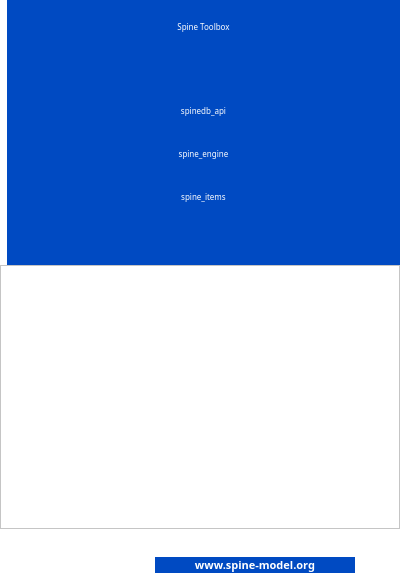
Old version of the form spinetoolbox/ui/about.ui in the repository spine-tools/Spine-Toolbox.
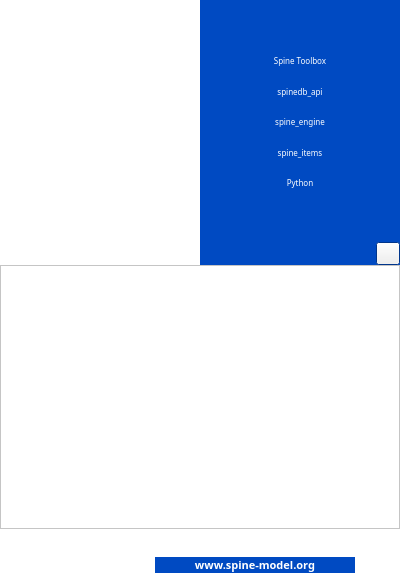
New version of the form. Icons and pictures are not drawn.

Commit message:
Update About widget to help in debugging (#1826)
- Add import paths as tooltip
- Add Python version and executable path
- Button to copy version stuff to clipboard
- Add tests for AboutWidget

```diff
--- a/spinetoolbox/ui/about.ui
+++ b/spinetoolbox/ui/about.ui
@@ -124,6 +124,12 @@
      </property>
      <item>
       <widget class="QLabel" name="label">
+       <property name="sizePolicy">
+        <sizepolicy hsizetype="Expanding" vsizetype="Preferred">
+         <horstretch>0</horstretch>
+         <verstretch>0</verstretch>
+        </sizepolicy>
+       </property>
        <property name="pixmap">
         <pixmap resource="resources/resources_icons.qrc">:/symbols/Spine_symbol.png</pixmap>
        </property>
@@ -136,7 +142,13 @@
       </widget>
      </item>
      <item>
-      <widget class="QWidget" name="widget_9" native="true">
+      <widget class="QFrame" name="frame_9">
+       <property name="sizePolicy">
+        <sizepolicy hsizetype="Expanding" vsizetype="Preferred">
+         <horstretch>0</horstretch>
+         <verstretch>0</verstretch>
+        </sizepolicy>
+       </property>
        <property name="palette">
         <palette>
          <active>
@@ -205,6 +217,28 @@
         <bool>true</bool>
        </property>
        <layout class="QVBoxLayout" name="verticalLayout">
+        <property name="leftMargin">
+         <number>0</number>
+        </property>
+        <property name="rightMargin">
+         <number>0</number>
+        </property>
+        <property name="bottomMargin">
+         <number>0</number>
+        </property>
+        <item>
+         <spacer name="verticalSpacer">
+          <property name="orientation">
+           <enum>Qt::Vertical</enum>
+          </property>
+          <property name="sizeHint" stdset="0">
+           <size>
+            <width>20</width>
+            <height>40</height>
+           </size>
+          </property>
+         </spacer>
+        </item>
         <item>
          <widget class="QLabel" name="label_spine_toolbox">
           <property name="sizePolicy">
@@ -241,7 +275,7 @@
            </font>
           </property>
           <property name="styleSheet">
-           <string notr="true">color: rgb(255, 255, 255);</string>
+           <string notr="true">QLabel {color: rgb(255, 255, 255);}</string>
           </property>
           <property name="text">
            <string>&lt;html&gt;&lt;head/&gt;&lt;body&gt;&lt;p&gt;Spine Toolbox&lt;/p&gt;&lt;/body&gt;&lt;/html&gt;</string>
@@ -254,19 +288,6 @@
           </property>
          </widget>
         </item>
-        <item>
-         <spacer name="verticalSpacer">
-          <property name="orientation">
-           <enum>Qt::Vertical</enum>
-          </property>
-          <property name="sizeHint" stdset="0">
-           <size>
-            <width>20</width>
-            <height>40</height>
-           </size>
-          </property>
-         </spacer>
-        </item>
         <item>
          <widget class="QLabel" name="label_spinedb_api">
           <property name="sizePolicy">
@@ -283,7 +304,7 @@
            </font>
           </property>
           <property name="styleSheet">
-           <string notr="true">color: rgb(255, 255, 255);</string>
+           <string notr="true">QLabel {color: rgb(255, 255, 255);}</string>
           </property>
           <property name="text">
            <string>&lt;html&gt;&lt;head/&gt;&lt;body&gt;&lt;p&gt;spinedb_api&lt;/p&gt;&lt;/body&gt;&lt;/html&gt;</string>
@@ -309,7 +330,7 @@
            </font>
           </property>
           <property name="styleSheet">
-           <string notr="true">color: rgb(255, 255, 255);</string>
+           <string notr="true">QLabel {color: rgb(255, 255, 255);}</string>
           </property>
           <property name="text">
            <string>&lt;html&gt;&lt;head/&gt;&lt;body&gt;&lt;p&gt;spine_engine&lt;/p&gt;&lt;/body&gt;&lt;/html&gt;</string>
@@ -335,7 +356,7 @@
            </font>
           </property>
           <property name="styleSheet">
-           <string notr="true">color: rgb(255, 255, 255);</string>
+           <string notr="true">QLabel {color: rgb(255, 255, 255);}</string>
           </property>
           <property name="text">
            <string>&lt;html&gt;&lt;head/&gt;&lt;body&gt;&lt;p&gt;spine_items&lt;/p&gt;&lt;/body&gt;&lt;/html&gt;</string>
@@ -345,6 +366,32 @@
           </property>
          </widget>
         </item>
+        <item>
+         <widget class="QLabel" name="label_python">
+          <property name="sizePolicy">
+           <sizepolicy hsizetype="Expanding" vsizetype="Expanding">
+            <horstretch>0</horstretch>
+            <verstretch>0</verstretch>
+           </sizepolicy>
+          </property>
+          <property name="font">
+           <font>
+            <family>Arial Black</family>
+            <pointsize>6</pointsize>
+            <stylestrategy>PreferDefault</stylestrategy>
+           </font>
+          </property>
+          <property name="styleSheet">
+           <string notr="true">QLabel {color: rgb(255, 255, 255);}</string>
+          </property>
+          <property name="text">
+           <string>&lt;html&gt;&lt;head/&gt;&lt;body&gt;&lt;p&gt;Python&lt;/p&gt;&lt;/body&gt;&lt;/html&gt;</string>
+          </property>
+          <property name="alignment">
+           <set>Qt::AlignCenter</set>
+          </property>
+         </widget>
+        </item>
         <item>
          <spacer name="verticalSpacer_3">
           <property name="orientation">
@@ -358,6 +405,34 @@
           </property>
          </spacer>
         </item>
+        <item>
+         <layout class="QHBoxLayout" name="horizontalLayout_8">
+          <item>
+           <spacer name="horizontalSpacer">
+            <property name="orientation">
+             <enum>Qt::Horizontal</enum>
+            </property>
+            <property name="sizeHint" stdset="0">
+             <size>
+              <width>40</width>
+              <height>20</height>
+             </size>
+            </property>
+           </spacer>
+          </item>
+          <item>
+           <widget class="QToolButton" name="toolButton_copy_to_clipboard">
+            <property name="toolTip">
+             <string>Copy to clipboard</string>
+            </property>
+            <property name="icon">
+             <iconset resource="resources/resources_icons.qrc">
+              <normaloff>:/icons/menu_icons/copy.svg</normaloff>:/icons/menu_icons/copy.svg</iconset>
+            </property>
+           </widget>
+          </item>
+         </layout>
+        </item>
        </layout>
       </widget>
      </item>
```
Left out of the diff: 5 changed lines with no effect on the pictures. The commit also changes 29 other files.
